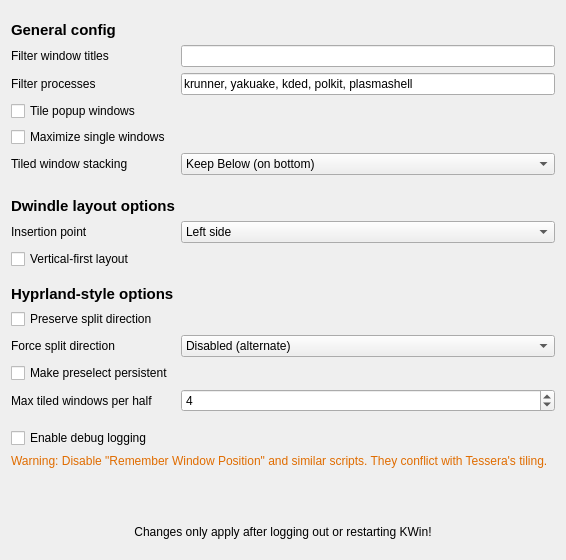
Above: res/config.ui from IamAndelib/Tessera before the change. Below: the same form after it.
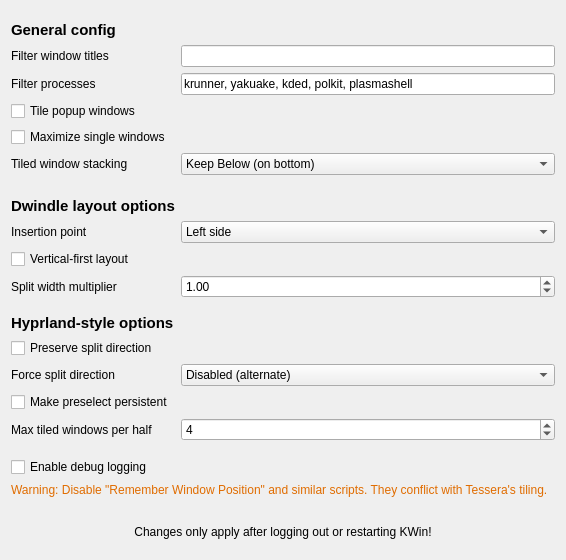
That is the form after the change.

Commit message:
feat: split width multiplier on the aspect rule (B2)
Hyprland dwindle:split_width_multiplier, proven semantics: the vertical
axis is compared against the horizontal times the multiplier, so values
above 1.0 favor top/bottom splits and below 1.0 favor side-by-side.
Default 1.0 is pure aspect ratio. Wired through EngineConfig, KWin
config UI (QDoubleSpinBox 0.1-5.0) and the README config table.

Diff of the .ui file:
```diff
--- a/res/config.ui
+++ b/res/config.ui
@@ -205,6 +205,35 @@
      </property>
     </widget>
    </item>
+   <item row="39" column="1">
+    <widget class="QLabel" name="label_splitwidth">
+     <property name="toolTip">
+      <string>Biases the aspect-based split rule. Values above 1.0 favor top/bottom splits, values below 1.0 favor side-by-side splits. 1.0 = pure aspect ratio.</string>
+     </property>
+     <property name="text">
+      <string>Split width multiplier</string>
+     </property>
+    </widget>
+   </item>
+   <item row="39" column="2">
+    <widget class="QDoubleSpinBox" name="kcfg_SplitWidthMultiplier">
+     <property name="toolTip">
+      <string>Biases the aspect-based split rule. Values above 1.0 favor top/bottom splits, values below 1.0 favor side-by-side splits. 1.0 = pure aspect ratio.</string>
+     </property>
+     <property name="minimum">
+      <double>0.100000000000000</double>
+     </property>
+     <property name="maximum">
+      <double>5.000000000000000</double>
+     </property>
+     <property name="singleStep">
+      <double>0.100000000000000</double>
+     </property>
+     <property name="value">
+      <double>1.000000000000000</double>
+     </property>
+    </widget>
+   </item>
    <item row="40" column="1" colspan="2">
     <spacer name="verticalSpacer_5">
      <property name="orientation">
```
Left out of the diff: 2 changed lines with no effect on the pictures. The commit also changes 6 other files.
